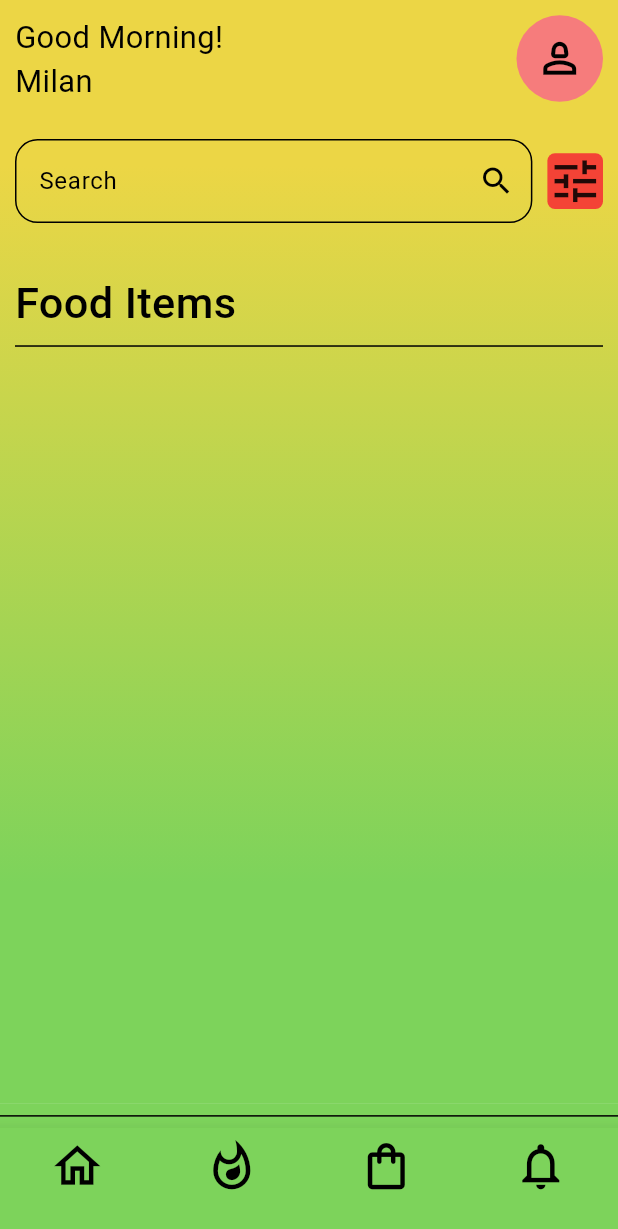
After one commit to Milan-Tmg/Online-Food-Delivery, a Flutter app: the Homepage screen opened directly, on a phone screen of 412 x 824 dp. The commit adds this screen. Shown: the top 1229 px of the screen. Run offline on Flutter 3.47's test engine with Material 3 defaults, Android fonts, the phone set to English and light mode, and no system bars; our stand-ins replace flutter_riverpod.

Commit message:
kk ho kk

```diff
--- /dev/null
+++ b/lib/pages/home/home_page/homePage.dart
@@ -0,0 +1,44 @@
+import 'package:flutter/material.dart';
+import 'package:online_food_order/app_height_width.dart';
+import 'package:online_food_order/pages/home/menu/menu_page.dart';
+import 'package:online_food_order/pages/login_pages/common_components/gradient_container.dart';
+
+class Homepage extends StatelessWidget {
+  const Homepage({super.key});
+
+  @override
+  Widget build(BuildContext context) {
+    return SafeArea(
+      child: Scaffold(
+        body: GradientContainer(
+          childs: Padding(
+            padding: const EdgeInsets.all(10.0),
+            child: MenuPage(),
+          ),
+        ),
+
+        bottomNavigationBar: Container(
+          color: Color(0xFF7DD35B),
+          child: Column(
+            mainAxisSize: MainAxisSize.min,
+            children: [
+              Divider(),
+              BottomNavigationBar(
+                backgroundColor: Color(0xFF7DD35B),
+                type: BottomNavigationBarType.fixed, // type fixed vayo matrai background color change huni raixa
+                landscapeLayout: BottomNavigationBarLandscapeLayout.spread, // items are equally spread in navigation bar
+                iconSize: App_size.app_width* 0.09,
+                items: [
+                  BottomNavigationBarItem(icon: Icon(Icons.home_outlined, color: Colors.black,), label: ""),
+                  BottomNavigationBarItem(icon: Icon(Icons.whatshot_outlined, color: Colors.black), label: ""),
+                  BottomNavigationBarItem(icon: Icon(Icons.shopping_bag_outlined, color: Colors.black), label: ""),
+                  BottomNavigationBarItem(icon: Icon(Icons.notifications_none_outlined, color: Colors.black), label: ""),
+                ],
+              ),
+            ],
+          ),
+        ),
+      ),
+    );
+  }
+}
--- /dev/null
+++ b/lib/pages/home/menu/menu_page.dart
@@ -0,0 +1,68 @@
+import "package:flutter/material.dart";
+import "package:online_food_order/app_height_width.dart";
+import "package:online_food_order/pages/home/menu/search_filter.dart";
+import "package:online_food_order/pages/home/menu/time.dart";
+
+class MenuPage extends StatelessWidget {
+  MenuPage({super.key});
+
+  late String greeting;
+  String name = "Milan"; // authentication part garye paxi user cridential bata fetch garnu prax nam
+
+  @override
+  Widget build(BuildContext context) {
+
+    // good(morning, afternoon ----) find out garya ho
+    greeting = get_greeting();
+
+    return Column(
+      children: [
+        Column(
+          mainAxisSize: MainAxisSize.min,
+          crossAxisAlignment: CrossAxisAlignment.start,
+          children: [
+            // ------ greeting to user and profile setting
+            Row(
+              mainAxisAlignment: MainAxisAlignment.spaceBetween,
+              children: [
+                // ------- greeting user
+                Text("$greeting \n$name",
+                style: TextStyle(
+                  fontSize: App_size.app_height * 0.025,
+                ),
+                ),
+
+                // ------------ profile setting
+                GestureDetector(
+                  child: CircleAvatar(
+                    radius: App_size.app_width* 0.07,
+                    backgroundColor: Color(0xFFF67C7C),
+                    child: Icon(Icons.person_2_outlined, size: App_size.app_width*0.08, color: Colors.black),
+                  ),
+
+                  onTap: (){
+                    // k garxa malai aaile tha xaina
+                  },
+                ),
+              ],
+            ),
+
+            SizedBox(height: App_size.app_height*0.03),
+
+            // -------- search bar and filter
+            SearchFilter(),
+            SizedBox(height: App_size.app_height*0.04),
+
+            // --------- displaying food items
+            Text("Food Items",
+            style: TextStyle(fontSize: App_size.app_height*0.035, fontWeight: FontWeight.w500),
+            ),
+            Divider(),
+          ],
+        ),
+
+        //GridView(gridDelegate: gridDelegate)
+      ],
+    );
+  }
+}
--- /dev/null
+++ b/lib/pages/home/menu/search_filter.dart
@@ -0,0 +1,53 @@
+import 'package:flutter/material.dart';
+import 'package:online_food_order/app_height_width.dart';
+
+class SearchFilter extends StatelessWidget {
+  const SearchFilter({super.key});
+
+  @override
+  Widget build(BuildContext context) {
+    return Row(
+      children: [
+        Expanded(
+          child: TextField(
+            decoration: InputDecoration(
+              hintText: "Search",
+              suffixIcon: InkWell(
+                onTap: (){
+                  // text field ma vako content search garxa,
+                  print("Hello I am under the water please help me ");
+                },
+                child: Icon(Icons.search_outlined),
+              ),
+
+              enabledBorder: OutlineInputBorder(
+                borderRadius: BorderRadius.circular(15),
+                borderSide: BorderSide(color: Colors.black, width: 1),
+              ),
+
+              focusedBorder: OutlineInputBorder(
+                borderRadius: BorderRadius.circular(15),
+                borderSide: BorderSide(color: Colors.black, width: 1),
+              ),
+            ),
+          ),
+        ),
+
+        Container(
+          margin: EdgeInsets.only(left: 10),
+          decoration: BoxDecoration(
+            color: Colors.red,
+            borderRadius: BorderRadius.circular(5),
+          ),
+          child: InkWell(
+            onTap: (){
+              // range specify garna milxa
+              print("Yo wasup niga");
+            },
+            child: Icon(Icons.tune, size: App_size.app_height*0.045),
+          ),
+        ),
+      ],
+    );
+  }
+}
--- /dev/null
+++ b/lib/pages/home/menu/time.dart
@@ -0,0 +1,19 @@
+String get_greeting(){
+  final hour = DateTime.now().hour;
+
+  if(hour >= 5 && hour < 12){
+    return "Good Morning!";
+  }
+
+  else if(hour >= 12 && hour < 17){
+    return "Good Afternoon!";
+  }
+
+  else if(hour >= 17 && hour < 20){
+    return "Good Evening!";
+  }
+
+  else{
+    return "Good Night!";
+  }
+}
--- a/lib/pages/login_pages/register_page.dart
+++ b/lib/pages/login_pages/register_page.dart
@@ -1,4 +1,5 @@
 import 'package:flutter/material.dart';
+import 'package:online_food_order/pages/home/home_page/homePage.dart';
 import 'package:online_food_order/pages/login_pages/common_components/button.dart';
 import 'package:online_food_order/pages/login_pages/common_components/gradient_container.dart';
 import "package:online_food_order/app_height_width.dart";
@@ -173,6 +174,16 @@ class RegisterPage extends StatelessWidget {
             ),
           ),
         ),
+        floatingActionButton: FloatingActionButton(
+          onPressed: (){
+            Navigator.push(
+              context,
+              MaterialPageRoute(
+                builder: (context) => Homepage(),
+              ),
+            );
+          }
+        ),
       ),
     );
   }
```
